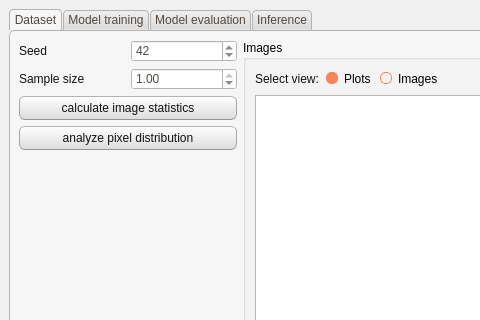
Old version of the form FEXT/commons/interface/layout/window_layout.ui in the repository CTCycle/FEXT-Autoencoder; both pictures show x 0 to 480 and y 0 to 320 of the 1106 by 850 pixel window.
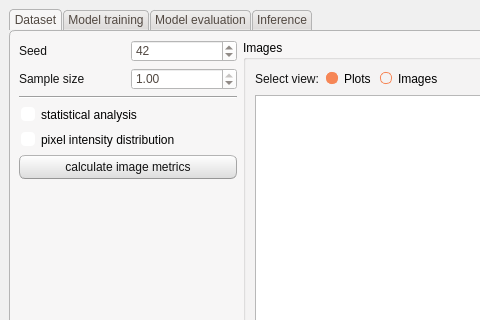
New version of the form.

Commit message: metrics for dataset evaluation can now be selected and are run within a centralized pipeline

What changed in the file:
```diff
--- a/FEXT/commons/interface/layout/window_layout.ui
+++ b/FEXT/commons/interface/layout/window_layout.ui
@@ -578,16 +578,30 @@
                </layout>
               </item>
               <item>
-               <widget class="QPushButton" name="imageStats">
+               <widget class="Line" name="line">
+                <property name="orientation">
+                 <enum>Qt::Orientation::Horizontal</enum>
+                </property>
+               </widget>
+              </item>
+              <item>
+               <widget class="QCheckBox" name="getStatsAnalysis">
                 <property name="text">
-                 <string>calculate image statistics</string>
+                 <string>statistical analysis</string>
                 </property>
                </widget>
               </item>
               <item>
-               <widget class="QPushButton" name="pixelDist">
+               <widget class="QCheckBox" name="getPixDist">
                 <property name="text">
-                 <string>analyze pixel distribution</string>
+                 <string>pixel intensity distribution</string>
+                </property>
+               </widget>
+              </item>
+              <item>
+               <widget class="QPushButton" name="getImgMetrics">
+                <property name="text">
+                 <string>calculate image metrics</string>
                 </property>
                </widget>
               </item>
```
The commit also changes 4 other files.
